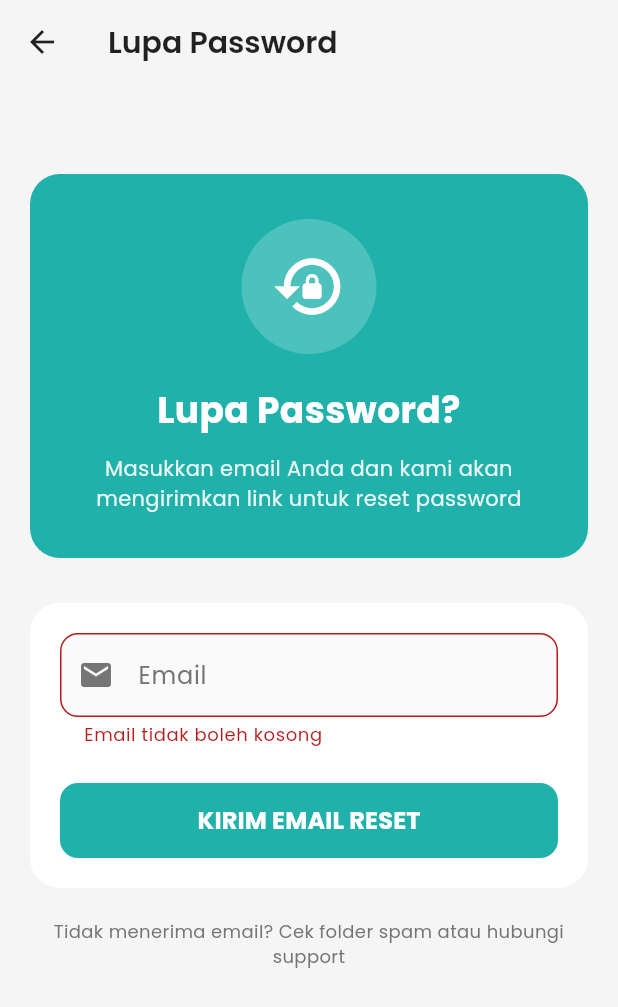
After one commit to ibnuujk/App, a Flutter app: the ForgotPasswordScreen screen opened by its route, after a tap on "KIRIM EMAIL RESET", on a phone screen of 412 x 824 dp. The commit adds this screen. Shown: the top 1007 px of the screen. Run offline on Flutter 3.47's test engine with Material 3 defaults, Android fonts, the phone set to English and light mode, and no system bars; our stand-ins replace cloud_firestore, firebase_auth, firebase_core, fl_chart, google_fonts, pdf and 4 more; missing offline and left inert: add_2_calendar, dart:html; accounts and stored records are empty; generated files the repository leaves out were written again.

Commit message:
commit 11

```diff
--- a/lib/routes/route_helper.dart
+++ b/lib/routes/route_helper.dart
@@ -3,6 +3,7 @@ import '../models/user_model.dart';
 import '../screens/login_screen.dart';
 import '../screens/register.dart';
 import '../screens/hpht_form.dart';
+import '../screens/forgot_password_screen.dart';
 import '../admin/home_admin.dart';
 import '../admin/data_pasien.dart';
 import '../admin/data_konsultasi_pasien.dart';
@@ -14,7 +15,6 @@ import '../admin/analytics_screen.dart';
 import '../pasien/home_pasien.dart';
 import '../pasien/kehamilanku.dart';
 import '../pasien/pemeriksaan.dart';
-// import '../pasien/darurat.dart';
 import '../pasien/profile.dart';
 import '../pasien/konsultasi_pasien.dart';
 import '../pasien/chat_pasien.dart';
@@ -27,6 +27,7 @@ class RouteHelper {
   static const String login = '/login';
   static const String register = '/register';
   static const String hphtForm = '/hpht-form';
+  static const String forgotPassword = '/forgot-password';
   static const String homeAdmin = '/home-admin';
   static const String homePasien = '/home-pasien';
   static const String dataPasien = '/data-pasien';
@@ -55,6 +56,9 @@ class RouteHelper {
 
       case register:
         return MaterialPageRoute(builder: (_) => const RegisterScreen());
+
+      case forgotPassword:
+        return MaterialPageRoute(builder: (_) => const ForgotPasswordScreen());
 
       case hphtForm:
         final user = settings.arguments as UserModel;
@@ -168,6 +172,10 @@ class RouteHelper {
 
   static void navigateToRegister(BuildContext context) {
     Navigator.pushNamed(context, register);
+  }
+
+  static void navigateToForgotPassword(BuildContext context) {
+    Navigator.pushNamed(context, forgotPassword);
   }
 
   static void navigateToHPHTForm(BuildContext context, UserModel user) {
--- /dev/null
+++ b/lib/screens/forgot_password_screen.dart
@@ -0,0 +1,340 @@
+import 'package:flutter/material.dart';
+import 'package:google_fonts/google_fonts.dart';
+import '../services/firebase_service.dart';
+
+class ForgotPasswordScreen extends StatefulWidget {
+  const ForgotPasswordScreen({super.key});
+
+  @override
+  State<ForgotPasswordScreen> createState() => _ForgotPasswordScreenState();
+}
+
+class _ForgotPasswordScreenState extends State<ForgotPasswordScreen> {
+  final _formKey = GlobalKey<FormState>();
+  final _emailController = TextEditingController();
+  final _firebaseService = FirebaseService();
+
+  bool _isLoading = false;
+  bool _emailSent = false;
+
+  @override
+  void dispose() {
+    _emailController.dispose();
+    super.dispose();
+  }
+
+  Future<void> _sendPasswordResetEmail() async {
+    if (!_formKey.currentState!.validate()) return;
+
+    setState(() {
+      _isLoading = true;
+    });
+
+    try {
+      await _firebaseService.sendPasswordResetEmail(_emailController.text.trim());
+
+      setState(() {
+        _emailSent = true;
+        _isLoading = false;
+      });
+
+      // Show success message
+      if (mounted) {
+        ScaffoldMessenger.of(context).showSnackBar(
+          SnackBar(
+            content: Text(
+              'Email reset password telah dikirim ke ${_emailController.text.trim()}',
+              style: GoogleFonts.poppins(),
+            ),
+            backgroundColor: Colors.green,
+            behavior: SnackBarBehavior.floating,
+            shape: RoundedRectangleBorder(
+              borderRadius: BorderRadius.circular(10),
+            ),
+          ),
+        );
+      }
+    } catch (e) {
+      setState(() {
+        _isLoading = false;
+      });
+
+      if (mounted) {
+        ScaffoldMessenger.of(context).showSnackBar(
+          SnackBar(
+            content: Text(
+              'Error: ${e.toString()}',
+              style: GoogleFonts.poppins(),
+            ),
+            backgroundColor: Colors.red,
+            behavior: SnackBarBehavior.floating,
+            shape: RoundedRectangleBorder(
+              borderRadius: BorderRadius.circular(10),
+            ),
+          ),
+        );
+      }
+    }
+  }
+
+  @override
+  Widget build(BuildContext context) {
+    return Scaffold(
+      backgroundColor: const Color(0xFFF5F5F5),
+      appBar: AppBar(
+        backgroundColor: Colors.transparent,
+        elevation: 0,
+        leading: IconButton(
+          icon: const Icon(Icons.arrow_back, color: Colors.black87),
+          onPressed: () => Navigator.of(context).pop(),
+        ),
+        title: Text(
+          'Lupa Password',
+          style: GoogleFonts.poppins(
+            fontSize: 20,
+            fontWeight: FontWeight.w600,
+            color: Colors.black87,
+          ),
+        ),
+      ),
+      body: SingleChildScrollView(
+        padding: const EdgeInsets.all(20),
+        child: Column(
+          children: [
+            const SizedBox(height: 40),
+
+            // Header Section
+            Container(
+              padding: const EdgeInsets.all(30),
+              decoration: BoxDecoration(
+                color: const Color(0xFF20B2AA),
+                borderRadius: BorderRadius.circular(20),
+              ),
+              child: Column(
+                children: [
+                  // Icon
+                  Container(
+                    padding: const EdgeInsets.all(20),
+                    decoration: BoxDecoration(
+                      color: Colors.white.withOpacity(0.2),
+                      shape: BoxShape.circle,
+                    ),
+                    child: const Icon(
+                      Icons.lock_reset,
+                      size: 50,
+                      color: Colors.white,
+                    ),
+                  ),
+                  const SizedBox(height: 20),
+
+                  // Title
+                  Text(
+                    'Lupa Password?',
+                    style: GoogleFonts.poppins(
+                      fontSize: 24,
+                      fontWeight: FontWeight.bold,
+                      color: Colors.white,
+                    ),
+                    textAlign: TextAlign.center,
+                  ),
+                  const SizedBox(height: 12),
+
+                  // Description
+                  Text(
+                    'Masukkan email Anda dan kami akan mengirimkan link untuk reset password',
+                    style: GoogleFonts.poppins(
+                      fontSize: 14,
+                      color: Colors.white.withOpacity(0.9),
+                    ),
+                    textAlign: TextAlign.center,
+                  ),
+                ],
+              ),
+            ),
+            const SizedBox(height: 30),
+
+            // Form Section
+            if (!_emailSent) ...[
+              Container(
+                padding: const EdgeInsets.all(20),
+                decoration: BoxDecoration(
+                  color: Colors.white,
+                  borderRadius: BorderRadius.circular(20),
+                ),
+                child: Form(
+                  key: _formKey,
+                  child: Column(
+                    crossAxisAlignment: CrossAxisAlignment.stretch,
+                    children: [
+                      // Email Field
+                      TextFormField(
+                        controller: _emailController,
+                        keyboardType: TextInputType.emailAddress,
+                        decoration: InputDecoration(
+                          labelText: 'Email',
+                          labelStyle: GoogleFonts.poppins(
+                            color: Colors.grey[600],
+                          ),
+                          prefixIcon: Icon(
+                            Icons.email,
+                            color: Colors.grey[600],
+                          ),
+                          border: OutlineInputBorder(
+                            borderRadius: BorderRadius.circular(12),
+                          ),
+                          enabledBorder: OutlineInputBorder(
+                            borderRadius: BorderRadius.circular(12),
+                            borderSide: BorderSide(color: Colors.grey[300]!),
+                          ),
+                          focusedBorder: OutlineInputBorder(
+                            borderRadius: BorderRadius.circular(12),
+                            borderSide: const BorderSide(
+                              color: Color(0xFF20B2AA),
+                              width: 2,
+                            ),
+                          ),
+                          filled: true,
+                          fillColor: Colors.grey[50],
+                        ),
+                        validator: (value) {
+                          if (value == null || value.isEmpty) {
+                            return 'Email tidak boleh kosong';
+                          }
+                          if (!RegExp(r'^[\w-\.]+@([\w-]+\.)+[\w-]{2,4}$').hasMatch(value)) {
+                            return 'Format email tidak valid';
+                          }
+                          return null;
+                        },
+                      ),
+                      const SizedBox(height: 24),
+
+                      // Send Button
+                      SizedBox(
+                        height: 50,
+                        child: ElevatedButton(
+                          onPressed: _isLoading ? null : _sendPasswordResetEmail,
+                          style: ElevatedButton.styleFrom(
+                            backgroundColor: const Color(0xFF20B2AA),
+                            foregroundColor: Colors.white,
+                            shape: RoundedRectangleBorder(
+                              borderRadius: BorderRadius.circular(12),
+                            ),
+                            elevation: 0,
+                          ),
+                          child: _isLoading
+                              ? const SizedBox(
+                                  width: 20,
+                                  height: 20,
+                                  child: CircularProgressIndicator(
+                                    strokeWidth: 2,
+                                    valueColor: AlwaysStoppedAnimation<Color>(
+                                      Colors.white,
+                                    ),
+                                  ),
+                                )
+                              : Text(
+                                  'KIRIM EMAIL RESET',
+                                  style: GoogleFonts.poppins(
+                                    fontSize: 16,
+                                    fontWeight: FontWeight.bold,
+                                  ),
+                                ),
+                        ),
+                      ),
+                    ],
+                  ),
+                ),
+              ),
+            ] else ...[
+              // Success Section
+              Container(
+                padding: const EdgeInsets.all(30),
+                decoration: BoxDecoration(
+                  color: Colors.white,
+                  borderRadius: BorderRadius.circular(20),
+                ),
+                child: Column(
+                  children: [
+                    // Success Icon
+                    Container(
+                      padding: const EdgeInsets.all(20),
+                      decoration: BoxDecoration(
+                        color: Colors.green.withOpacity(0.1),
+                        shape: BoxShape.circle,
+                      ),
+                      child: const Icon(
+                        Icons.check_circle,
+                        size: 50,
+                        color: Colors.green,
+                      ),
+                    ),
+                    const SizedBox(height: 20),
+
+                    // Success Message
+                    Text(
+                      'Email Terkirim!',
+                      style: GoogleFonts.poppins(
+                        fontSize: 22,
+                        fontWeight: FontWeight.bold,
+                        color: Colors.green,
+                      ),
+                      textAlign: TextAlign.center,
+                    ),
+                    const SizedBox(height: 12),
+
+                    Text(
+                      'Link reset password telah dikirim ke email Anda. Silakan cek inbox atau folder spam.',
+                      style: GoogleFonts.poppins(
+                        fontSize: 14,
+                        color: Colors.grey[600],
+                      ),
+                      textAlign: TextAlign.center,
+                    ),
+                    const SizedBox(height: 24),
+
+                    // Back to Login Button
+                    SizedBox(
+                      height: 50,
+                      child: ElevatedButton(
+                        onPressed: () => Navigator.of(context).pop(),
+                        style: ElevatedButton.styleFrom(
+                          backgroundColor: const Color(0xFF20B2AA),
+                          foregroundColor: Colors.white,
+                          shape: RoundedRectangleBorder(
+                            borderRadius: BorderRadius.circular(12),
+                          ),
+                          elevation: 0,
+                        ),
+                        child: Text(
+                          'KEMBALI KE LOGIN',
+                          style: GoogleFonts.poppins(
+                            fontSize: 16,
+                            fontWeight: FontWeight.bold,
+                          ),
+                        ),
+                      ),
+                    ),
+                  ],
+                ),
+              ),
+            ],
+
+            const SizedBox(height: 20),
+
+            // Additional Help Text
+            if (!_emailSent) ...[
+              Text(
+                'Tidak menerima email? Cek folder spam atau hubungi support',
+                style: GoogleFonts.poppins(
+                  fontSize: 12,
+                  color: Colors.grey[600],
+                ),
+                textAlign: TextAlign.center,
+              ),
+            ],
+          ],
+        ),
+      ),
+    );
+  }
+}
--- a/lib/services/firebase_service.dart
+++ b/lib/services/firebase_service.dart
@@ -52,6 +52,16 @@ class FirebaseService {
       await _auth.signOut();
     } catch (e) {
       print('Error signing out: $e');
+      rethrow;
+    }
+  }
+
+  // Password reset functionality
+  Future<void> sendPasswordResetEmail(String email) async {
+    try {
+      await _auth.sendPasswordResetEmail(email: email);
+    } catch (e) {
+      print('Error sending password reset email: $e');
       rethrow;
     }
   }
@@ -1409,8 +1419,6 @@ class FirebaseService {
     }
   }
 
-  // ============ KETERANGAN KELAHIRAN METHODS ============
-
   // Create keterangan kelahiran
   Future<void> createKeteranganKelahiran(dynamic keterangan) async {
     try {
--- a/pubspec.yaml
+++ b/pubspec.yaml
@@ -70,6 +70,8 @@ dependencies:
   path_provider: ^2.1.4
   share_plus: ^10.0.2
   open_file: ^3.5.4
+  firebase_messaging: ^15.2.10
+  flutter_local_notifications: ^19.4.0
 
 dev_dependencies:
   flutter_test:
```
Also changed, not shown: firestore.indexes.json (+2 -132 lines), lib/screens/login_screen.dart (+19 -0 lines), pubspec.lock, 4 other files.
